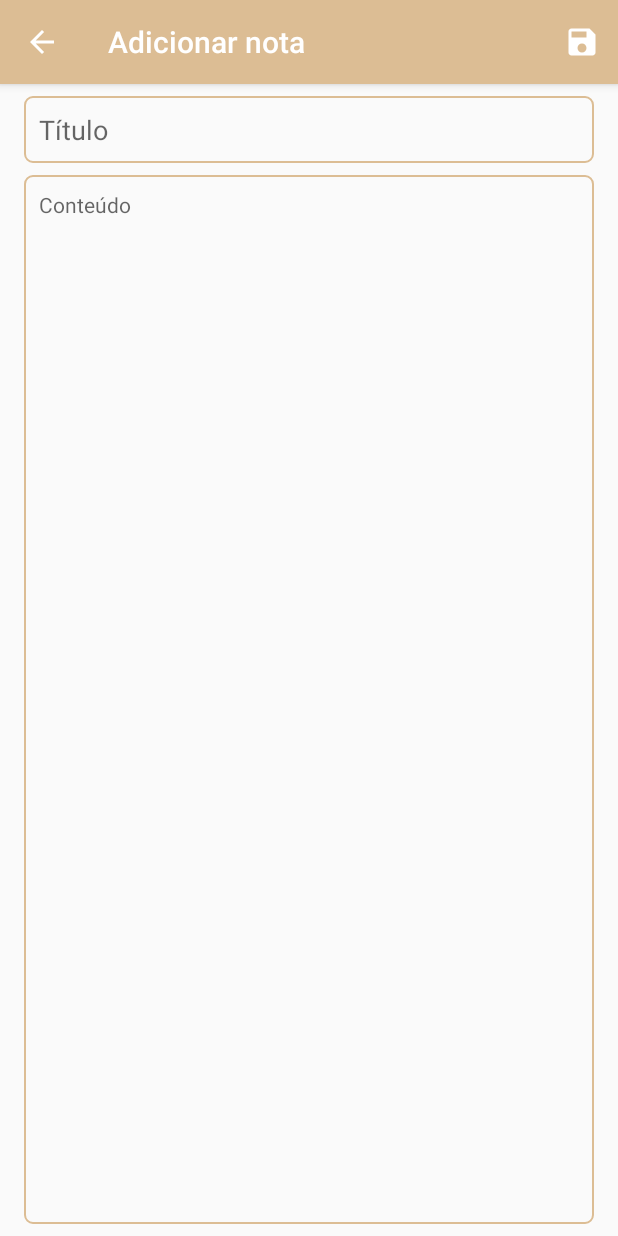
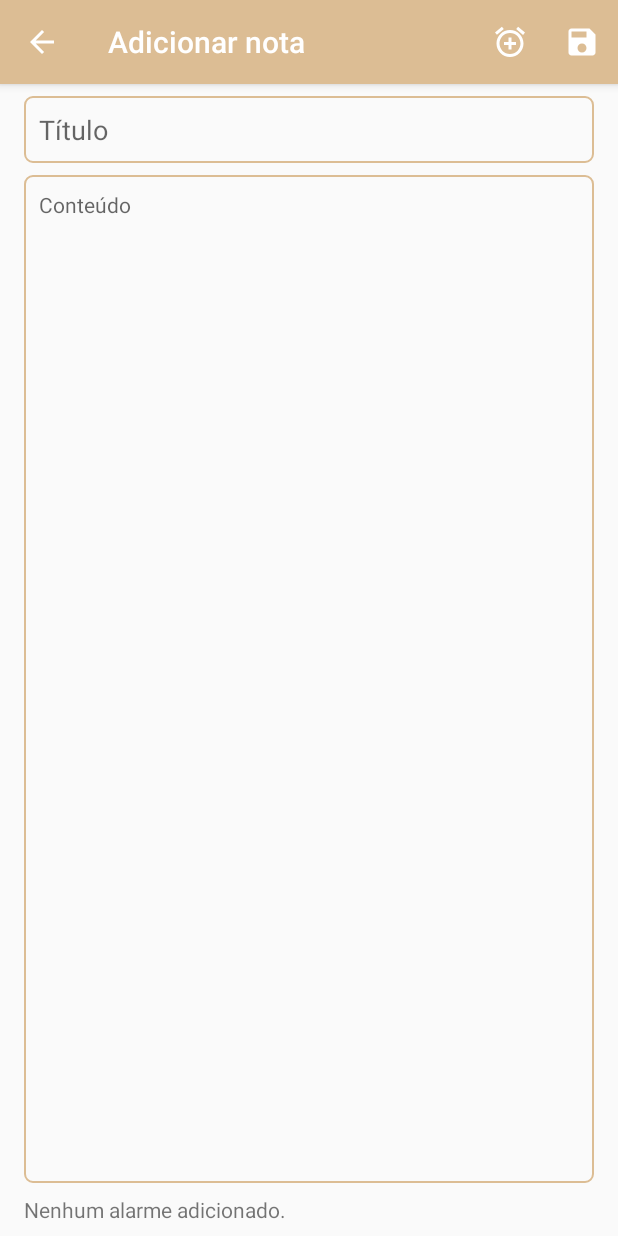
Before and after one commit to Kmiokande/Papiro, an Android app: the AddNoteActivity screen opened directly, with no data from a screen before it, on a phone screen of 412 x 824 dp. Run offline under Robolectric (Android 15) with nearby library versions, the phone set to English and light mode, and no system bars.

Commit message:
Add AlarmFunction in AddNote

```diff
--- a/app/build.gradle
+++ b/app/build.gradle
@@ -23,6 +23,7 @@ dependencies {
     implementation fileTree(dir: 'libs', include: ['*.jar'])
     implementation 'androidx.appcompat:appcompat:1.0.2'
     implementation 'androidx.constraintlayout:constraintlayout:1.1.3'
+    implementation 'androidx.legacy:legacy-support-v4:1.0.0'
     testImplementation 'junit:junit:4.12'
     androidTestImplementation 'androidx.test.ext:junit:1.1.0'
     androidTestImplementation 'androidx.test.espresso:espresso-core:3.1.1'
--- a/app/src/main/AndroidManifest.xml
+++ b/app/src/main/AndroidManifest.xml
@@ -28,6 +28,8 @@
         <activity
             android:name=".activities.ModifyNoteActivity"
             android:screenOrientation="portrait"/>
+
+        <receiver android:name=".utility.AlertReciver"/>
     </application>
 
 </manifest>
--- /dev/null
+++ b/app/src/main/res/drawable/ic_add_alarm_white_24dp.xml
@@ -0,0 +1,9 @@
+<vector xmlns:android="http://schemas.android.com/apk/res/android"
+        android:width="24dp"
+        android:height="24dp"
+        android:viewportWidth="24.0"
+        android:viewportHeight="24.0">
+    <path
+        android:fillColor="#FFF"
+        android:pathData="M7.88,3.39L6.6,1.86 2,5.71l1.29,1.53 4.59,-3.85zM22,5.72l-4.6,-3.86 -1.29,1.53 4.6,3.86L22,5.72zM12,4c-4.97,0 -9,4.03 -9,9s4.02,9 9,9c4.97,0 9,-4.03 9,-9s-4.03,-9 -9,-9zM12,20c-3.87,0 -7,-3.13 -7,-7s3.13,-7 7,-7 7,3.13 7,7 -3.13,7 -7,7zM13,9h-2v3L8,12v2h3v3h2v-3h3v-2h-3L13,9z"/>
+</vector>
--- a/app/src/main/res/layout/add_note_activity.xml
+++ b/app/src/main/res/layout/add_note_activity.xml
@@ -41,9 +41,23 @@
         android:inputType="textMultiLine|text|textCapSentences"
         android:padding="10dp"
         android:textSize="14sp"
-        app:layout_constraintBottom_toBottomOf="parent"
+        app:layout_constraintBottom_toTopOf="@+id/tvAlarmAdd"
         app:layout_constraintEnd_toEndOf="parent"
         app:layout_constraintStart_toStartOf="parent"
         app:layout_constraintTop_toBottomOf="@+id/etTitle" />
 
+    <TextView
+        android:id="@+id/tvAlarmAdd"
+        android:layout_width="0dp"
+        android:layout_height="wrap_content"
+        android:layout_marginStart="16dp"
+        android:layout_marginLeft="16dp"
+        android:layout_marginEnd="16dp"
+        android:layout_marginRight="16dp"
+        android:layout_marginBottom="8dp"
+        android:text="@string/noAlarm"
+        app:layout_constraintBottom_toBottomOf="parent"
+        app:layout_constraintEnd_toEndOf="parent"
+        app:layout_constraintStart_toStartOf="parent" />
+
 </androidx.constraintlayout.widget.ConstraintLayout>
--- a/app/src/main/res/menu/menu_main_add_note.xml
+++ b/app/src/main/res/menu/menu_main_add_note.xml
@@ -2,6 +2,12 @@
     xmlns:app="http://schemas.android.com/apk/res-auto"
     xmlns:tools="http://schemas.android.com/tools"
     tools:context="com.kmiokande.basicactivityteste.MainActivity">
+    <item
+        android:id="@+id/actionAlarm"
+        android:icon="@drawable/ic_add_alarm_white_24dp"
+        android:orderInCategory="100"
+        android:title="@string/textAlarm"
+        app:showAsAction="always" />
     <item
         android:id="@+id/actionSave"
         android:icon="@drawable/ic_save_white_24dp"
--- a/app/src/main/res/values/strings.xml
+++ b/app/src/main/res/values/strings.xml
@@ -15,9 +15,14 @@
     <string name="textNo">Não</string>
     <string name="textCancel">Cancelar</string>
     <string name="textSave">Salvar</string>
+    <string name="textAlarm">Adicionar alarme</string>
     <string name="textDelete">Deletar</string>
+    <string name="noAlarm">Nenhum alarme adicionado.</string>
     <string name="addNoteExit">Deseja realmente sair?\nAo sair, toda a anotação será perdida.</string>
     <string name="modifyNoteExit">Deseja realmente sair?\nAo sair, todas as modificações serão perdidas.</string>
     <string name="createdIn">Criado em: 00/00/0000</string>
     <string name="modifiedIn">Última modificação em: 00/00/0000</string>
+
+    <!-- TODO: Remove or change this placeholder text -->
+    <string name="hello_blank_fragment">Hello blank fragment</string>
 </resources>
```
Also changed, not shown: app/src/main/java/com/kmiokande/papiro/activities/AddNoteActivity.java (+63 -2 lines), app/src/main/java/com/kmiokande/papiro/fragment/TimePickerFragment.java (added, +36 -0 lines), app/src/main/java/com/kmiokande/papiro/utility/AlertReciver.java (added, +16 -0 lines), app/src/main/java/com/kmiokande/papiro/utility/NotificationHelper.java (added, +48 -0 lines), app/src/main/res/drawable/ic_alarm_on_black_24dp.xml (added, +9 -0 lines).
